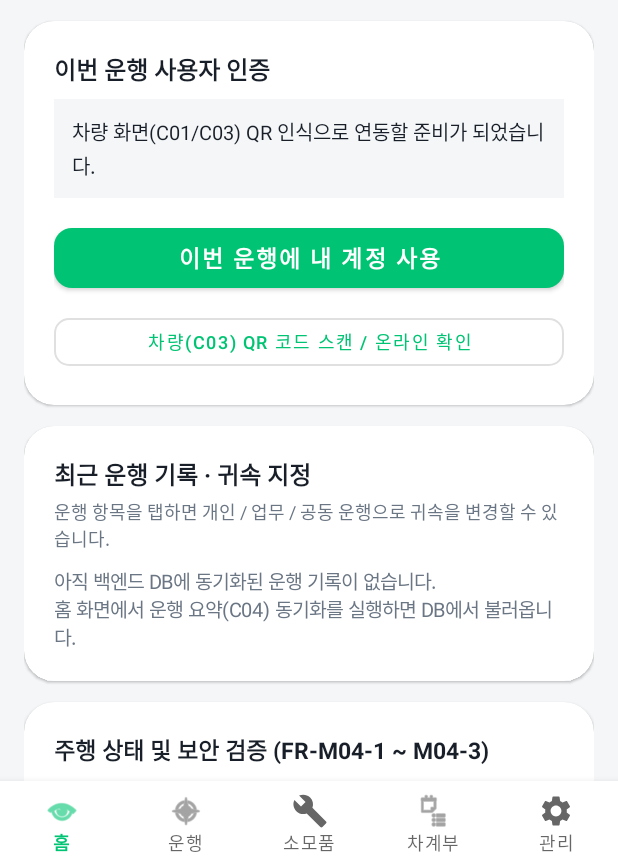
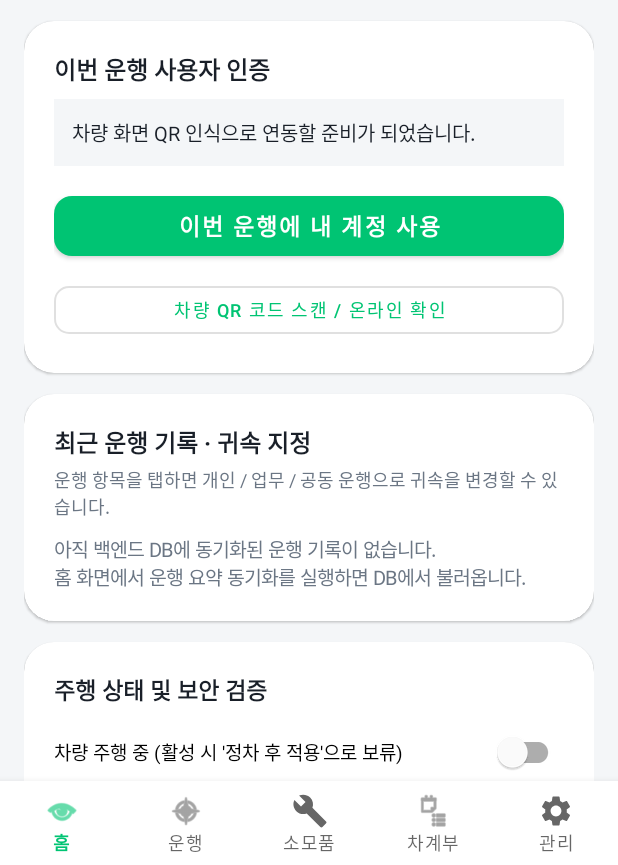
Before and after one commit to thstnqls/mobile-app-fuelog, an Android app: the M04DriverConnectionFragment screen opened through its navigation route, on a phone screen of 412 x 824 dp, the part 371-1236 px from its top. Run offline under Robolectric (Android 15) with nearby library versions, the phone set to English and light mode, and no system bars; libraries missing offline, so code that uses them is left out: com.journeyapps.barcodescanner.

Commit message:
fix: 코드 정리

```diff
--- a/app/src/main/java/com/pleos/mobile_app_fuelog/core/navigation/DeepLinkRouter.java
+++ b/app/src/main/java/com/pleos/mobile_app_fuelog/core/navigation/DeepLinkRouter.java
@@ -188,14 +188,14 @@ public final class DeepLinkRouter {
                         Destination.M03_HAS_VEHICLE,
                         false,
                         null,
-                        "등록된 차량이 확인되어 M03(차량 홈) 화면으로 이동했습니다."
+                        "등록된 차량이 확인되어 차량 홈 화면으로 이동했습니다."
                 );
             } else {
                 return new RouteDecision(
                         Destination.M02_NO_VEHICLE,
                         false,
                         null,
-                        "등록된 차량이 없어 M02(첫 차량 등록) 화면으로 이동했습니다."
+                        "등록된 차량이 없어 첫 차량 등록 화면으로 이동했습니다."
                 );
             }
         }
@@ -209,7 +209,7 @@ public final class DeepLinkRouter {
                     true,
                     null,
                     "푸시 딥링크(" + deepLink.getFeatureLabel() + ")를 재검사한 결과, "
-                            + "현재 계정에 등록된 차량이 없어 M02(차량 등록) 화면으로 먼저 안내합니다."
+                            + "현재 계정에 등록된 차량이 없어 차량 등록 화면으로 먼저 안내합니다."
             );
         }
 
--- a/app/src/main/java/com/pleos/mobile_app_fuelog/core/permission/OptionalPermissionType.java
+++ b/app/src/main/java/com/pleos/mobile_app_fuelog/core/permission/OptionalPermissionType.java
@@ -48,7 +48,7 @@ public enum OptionalPermissionType {
     CAMERA_QR(
             "camera_qr",
             "카메라 권한 (선택)",
-            "차량 화면(C01/C03) QR 코드 인식 및 차량 연동",
+            "차량 화면 QR 코드 인식 및 차량 연동",
             "차량 디스플레이에 표시된 페어링·운행 사용자 확인 QR 코드를 카메라로 스캔하기 위해 카메라 권한이 필요합니다.",
             "카메라 권한을 허용하지 않아도 QR 페이로드 직접 인식 기능으로 차량을 연동할 수 있습니다.",
             new String[]{
--- a/app/src/main/java/com/pleos/mobile_app_fuelog/core/permission/PermissionGuideHelper.java
+++ b/app/src/main/java/com/pleos/mobile_app_fuelog/core/permission/PermissionGuideHelper.java
@@ -98,7 +98,7 @@ public final class PermissionGuideHelper {
         }
 
         AlertDialog dialog = new MaterialAlertDialogBuilder(context)
-                .setTitle("선택 기능 및 권한 안내 (FR-M01-2)")
+                .setTitle("선택 기능 및 권한 안내")
                 .setMessage(sb.toString().trim())
                 .setPositiveButton("확인", null)
                 .create();
--- a/app/src/main/java/com/pleos/mobile_app_fuelog/data/connection/M04ConnectionStage.java
+++ b/app/src/main/java/com/pleos/mobile_app_fuelog/data/connection/M04ConnectionStage.java
@@ -9,9 +9,9 @@ import androidx.annotation.NonNull;
 public enum M04ConnectionStage {
     UNREGISTERED(1, "미등록", "QR로 연동된 차량 단말이 없습니다"),
     PERMISSION_REQUIRED(2, "권한 필요", "카메라(QR 인식) 권한 허용이 필요합니다"),
-    CONNECTING(3, "연결 중", "차량(C01/C03) QR 인식 채널을 연결하고 있습니다"),
+    CONNECTING(3, "연결 중", "차량 QR 인식 채널을 연결하고 있습니다"),
     APP_AUTHENTICATING(4, "앱 인증 중", "서버 단기 증명(차량·운행·챌린지 결합)을 생성하고 있습니다"),
-    WAITING_VEHICLE_CONFIRM(5, "차량 확인 대기", "요청 보냄 · 차량(C03) 확인 응답을 기다리는 중입니다"),
+    WAITING_VEHICLE_CONFIRM(5, "차량 확인 대기", "요청 보냄 · 차량 확인 응답을 기다리는 중입니다"),
     IN_USE(6, "사용 중", "이번 운행에 내 계정이 사용자로 등록되었습니다"),
     EXPIRED(7, "만료", "인증 증명 유효시간이 만료되었거나 운행이 종료되었습니다"),
     FAILED(8, "실패", "연결 또는 사용자 인증에 실패했습니다");
--- a/app/src/main/java/com/pleos/mobile_app_fuelog/data/home/M03HomeRepository.java
+++ b/app/src/main/java/com/pleos/mobile_app_fuelog/data/home/M03HomeRepository.java
@@ -453,7 +453,7 @@ public final class M03HomeRepository {
                     item.deliveredAt != null && item.deliveredAt.length() >= 16
                             ? item.deliveredAt.substring(0, 16).replace('T', ' ')
                             : "방금",
-                    "백엔드 C04 운행 요약 (" + shortId + ")",
+                    "운행 요약 (" + shortId + ")",
                     dist,
                     0,
                     badge,
--- a/app/src/main/java/com/pleos/mobile_app_fuelog/data/network/FuelogBackendApiClient.java
+++ b/app/src/main/java/com/pleos/mobile_app_fuelog/data/network/FuelogBackendApiClient.java
@@ -2970,7 +2970,7 @@ public final class FuelogBackendApiClient {
             SafeLogger.w("submitQrIntentForConfirmationCode 예외: " + e.getMessage());
             return new QrIntentCodeResult(false, null, null, "error", targetVehicleName, e.getMessage());
         }
-        return new QrIntentCodeResult(false, null, null, "invalid_qr", targetVehicleName, "유효한 C01 페어링 QR 코드가 아닙니다.");
+        return new QrIntentCodeResult(false, null, null, "invalid_qr", targetVehicleName, "유효한 페어링 QR 코드가 아닙니다.");
     }
 
     /**
--- a/app/src/main/java/com/pleos/mobile_app_fuelog/ui/manage/ManageSettingsFragment.java
+++ b/app/src/main/java/com/pleos/mobile_app_fuelog/ui/manage/ManageSettingsFragment.java
@@ -210,7 +210,7 @@ public class ManageSettingsFragment extends Fragment {
         if (devices.isEmpty()) {
             new MaterialAlertDialogBuilder(requireContext())
                     .setTitle("연동 단말기")
-                    .setMessage("현재 QR 인식으로 연동된 차량 단말기가 없습니다.\n'차량 등록' 메뉴에서 차량 화면(C01)의 QR 코드를 스캔해 주세요.")
+                    .setMessage("현재 QR 인식으로 연동된 차량 단말기가 없습니다.\n'차량 등록' 메뉴에서 차량 화면의 QR 코드를 스캔해 주세요.")
                     .setPositiveButton("차량 등록하기", (d, w) -> {
                         Intent intent = new Intent(requireContext(), VehicleRegisterActivity.class);
                         registerVehicleLauncher.launch(intent);
--- a/app/src/main/res/layout/activity_vehicle_register.xml
+++ b/app/src/main/res/layout/activity_vehicle_register.xml
@@ -44,7 +44,7 @@
                 android:layout_height="wrap_content"
                 android:layout_marginTop="8dp"
                 android:lineSpacingExtra="3dp"
-                android:text="차량 화면(C01)의 QR 코드를 아래 카메라에 비추면 6자리 비교 확인 코드가 발급됩니다."
+                android:text="차량 화면의 QR 코드를 아래 카메라에 비추면 6자리 비교 확인 코드가 발급됩니다."
                 android:textColor="@color/fuelog_text_secondary"
                 android:textSize="13sp" />
 
@@ -81,7 +81,7 @@
                 <TextView
                     android:layout_width="wrap_content"
                     android:layout_height="wrap_content"
-                    android:text="차량 디스플레이(C01) 승인 코드 입력"
+                    android:text="차량 디스플레이 승인 코드 입력"
                     android:textColor="#5CE1A6"
                     android:textSize="14sp"
                     android:textStyle="bold" />
@@ -93,7 +93,7 @@
                     android:layout_marginTop="6dp"
                     android:gravity="center"
                     android:lineSpacingExtra="2dp"
-                    android:text="차량 디스플레이(C01) 화면에 표시된 6자리 승인 코드를 입력해 주세요."
+                    android:text="차량 디스플레이 화면에 표시된 6자리 승인 코드를 입력해 주세요."
                     android:textColor="#D0D7DE"
                     android:textSize="12.5sp" />
 
--- a/app/src/main/res/layout/fragment_m04_driver_connection.xml
+++ b/app/src/main/res/layout/fragment_m04_driver_connection.xml
@@ -192,7 +192,7 @@
                         android:layout_width="match_parent"
                         android:layout_height="44dp"
                         android:layout_marginTop="8dp"
-                        android:text="차량(C03) QR 코드 스캔 / 온라인 확인"
+                        android:text="차량 QR 코드 스캔 / 온라인 확인"
                         android:textSize="12sp"
                         app:cornerRadius="10dp" />
                 </LinearLayout>
@@ -256,7 +256,7 @@
                     <TextView
                         android:layout_width="match_parent"
                         android:layout_height="wrap_content"
-                        android:text="주행 상태 및 보안 검증 (FR-M04-1 ~ M04-3)"
+                        android:text="주행 상태 및 보안 검증"
                         android:textColor="@color/fuelog_text_primary"
                         android:textSize="15sp"
                         android:textStyle="bold" />
@@ -266,7 +266,7 @@
                         android:layout_width="match_parent"
                         android:layout_height="wrap_content"
                         android:layout_marginTop="6dp"
-                        android:text="차량 주행 중 (활성 시 '정차 후 적용'으로 보류 · C03 일치)"
+                        android:text="차량 주행 중 (활성 시 '정차 후 적용'으로 보류)"
                         android:textSize="12.5sp" />
 
                     <LinearLayout
--- a/app/src/main/res/layout/fragment_m07_fuel_confirm.xml
+++ b/app/src/main/res/layout/fragment_m07_fuel_confirm.xml
@@ -100,7 +100,7 @@
                         android:layout_width="match_parent"
                         android:layout_height="wrap_content"
                         android:layout_marginTop="6dp"
-                        android:text="차량 F01 연료 센서에서 주유가 감지되었습니다. 영수증을 확인하고 실제 결제 금액을 확정해 주세요."
+                        android:text="차량 연료 센서에서 주유가 감지되었습니다. 영수증을 확인하고 실제 결제 금액을 확정해 주세요."
                         android:textColor="@color/fuelog_text_secondary"
                         android:textSize="12.5sp" />
 
--- a/app/src/main/res/navigation/mobile_navigation.xml
+++ b/app/src/main/res/navigation/mobile_navigation.xml
@@ -14,19 +14,19 @@
     <fragment
         android:id="@+id/nav_m02_no_vehicle"
         android:name="com.pleos.mobile_app_fuelog.ui.onboarding.M02NoVehicleFragment"
-        android:label="M02. 첫 차량 등록"
+        android:label="첫 차량 등록"
         tools:layout="@layout/fragment_m02_no_vehicle" />
 
     <fragment
         android:id="@+id/nav_m03_vehicle_home"
         android:name="com.pleos.mobile_app_fuelog.ui.main.M03VehicleHomeFragment"
-        android:label="M03. 내 차 대시보드"
+        android:label="내 차 대시보드"
         tools:layout="@layout/fragment_m03_vehicle_home" />
 
     <fragment
         android:id="@+id/nav_m04_driver_connection"
         android:name="com.pleos.mobile_app_fuelog.ui.connection.M04DriverConnectionFragment"
-        android:label="M04. 운행 · 내 계정 연결"
+        android:label="운행 · 내 계정 연결"
         tools:layout="@layout/fragment_m04_driver_connection" />
 
     <fragment
@@ -38,7 +38,7 @@
     <fragment
         android:id="@+id/nav_m05_trip_calendar"
         android:name="com.pleos.mobile_app_fuelog.ui.trips.M05TripCalendarFragment"
-        android:label="M05. 운행 캘린더"
+        android:label="운행 캘린더"
         tools:layout="@layout/fragment_m05_trip_calendar" />
 
     <fragment
@@ -50,18 +50,18 @@
     <fragment
         android:id="@+id/nav_m07_fuel_confirm"
         android:name="com.pleos.mobile_app_fuelog.ui.ledger.M07FuelConfirmFragment"
-        android:label="M07. 주유 확인 및 등록"
+        android:label="주유 확인 및 등록"
         tools:layout="@layout/fragment_m07_fuel_confirm" />
 
     <fragment
         android:id="@+id/nav_m12_maintenance_schedules"
         android:name="com.pleos.mobile_app_fuelog.ui.maintenance.M12MaintenanceScheduleFragment"
-        android:label="M12. 정비 예정 및 주기 설정"
+        android:label="정비 예정 및 주기 설정"
         tools:layout="@layout/fragment_m12_maintenance_schedule" />
 
     <fragment
         android:id="@+id/nav_m11_maintenance_event"
         android:name="com.pleos.mobile_app_fuelog.ui.maintenance.M11MaintenanceEventFragment"
-        android:label="M11. 정비 등록 및 상세"
+        android:label="정비 등록 및 상세"
         tools:layout="@layout/fragment_m11_maintenance_event" />
 </navigation>
```
Also changed, not shown: app/src/main/java/com/pleos/mobile_app_fuelog/data/connection/M04DriverConnectionCoordinator.java (+7 -7 lines), app/src/main/java/com/pleos/mobile_app_fuelog/ui/auth/M01LoginFragment.java (+4 -4 lines), app/src/main/java/com/pleos/mobile_app_fuelog/ui/connection/M04DriverConnectionFragment.java (+8 -8 lines), app/src/main/java/com/pleos/mobile_app_fuelog/ui/main/M03VehicleHomeFragment.java (+4 -4 lines), app/src/main/java/com/pleos/mobile_app_fuelog/ui/onboarding/M02NoVehicleFragment.java (+9 -9 lines), app/src/main/java/com/pleos/mobile_app_fuelog/ui/vehicle/VehicleRegisterActivity.java (+4 -4 lines), app/src/main/res/layout/fragment_m01_login.xml (+4 -4 lines), app/src/main/res/layout/fragment_m02_no_vehicle.xml (+6 -6 lines), app/src/main/res/values/strings.xml (+5 -5 lines).
